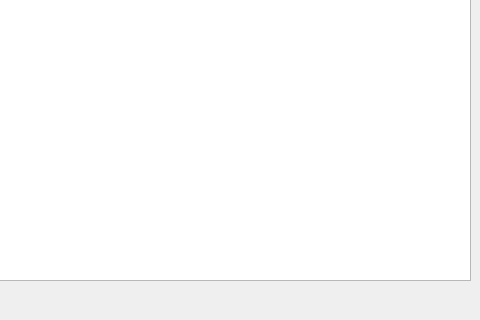
Qt form final/moving.ui (FinalMission/raspberry-pi-qt) before a commit; both pictures show x 520 to 1000 and y 280 to 600 of the 1000 by 600 pixel window.
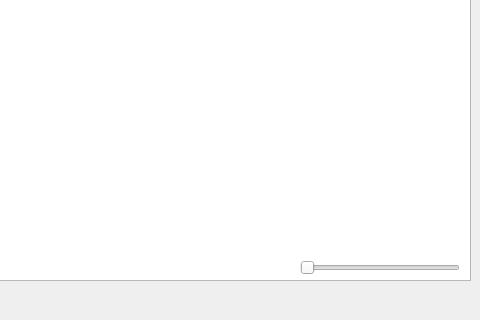
The same form after that commit.

The edit to the form file:
```diff
--- a/final/moving.ui
+++ b/final/moving.ui
@@ -23,6 +23,19 @@
     </rect>
    </property>
   </widget>
+  <widget class="QSlider" name="horizontalSlider">
+   <property name="geometry">
+    <rect>
+     <x>820</x>
+     <y>540</y>
+     <width>160</width>
+     <height>16</height>
+    </rect>
+   </property>
+   <property name="orientation">
+    <enum>Qt::Horizontal</enum>
+   </property>
+  </widget>
  </widget>
  <resources/>
  <connections/>
```
